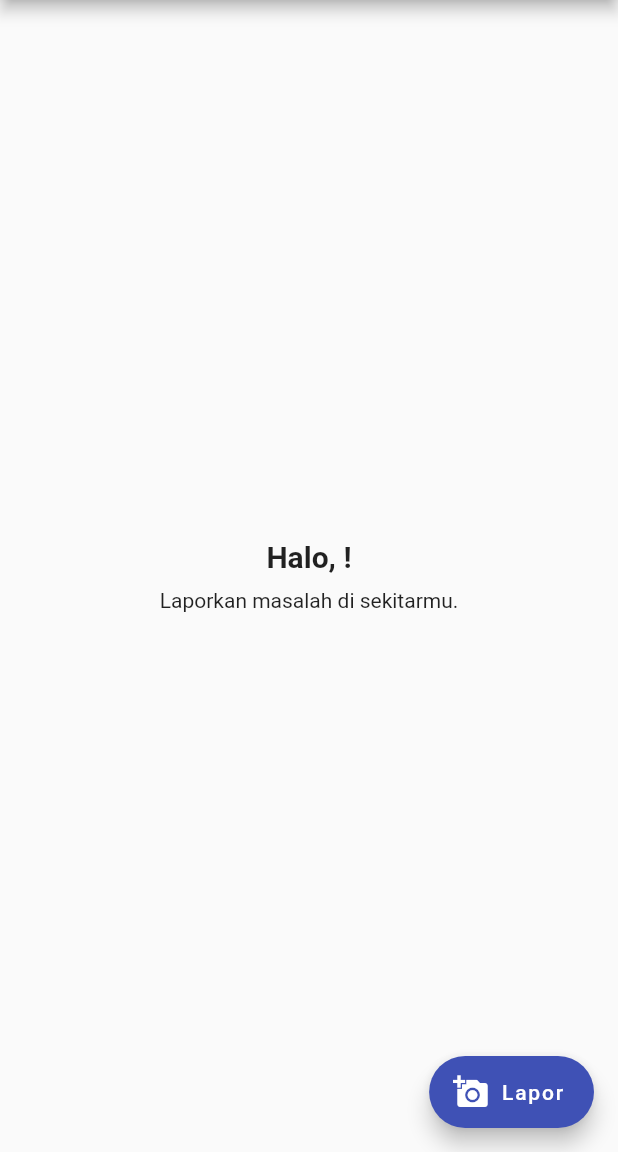
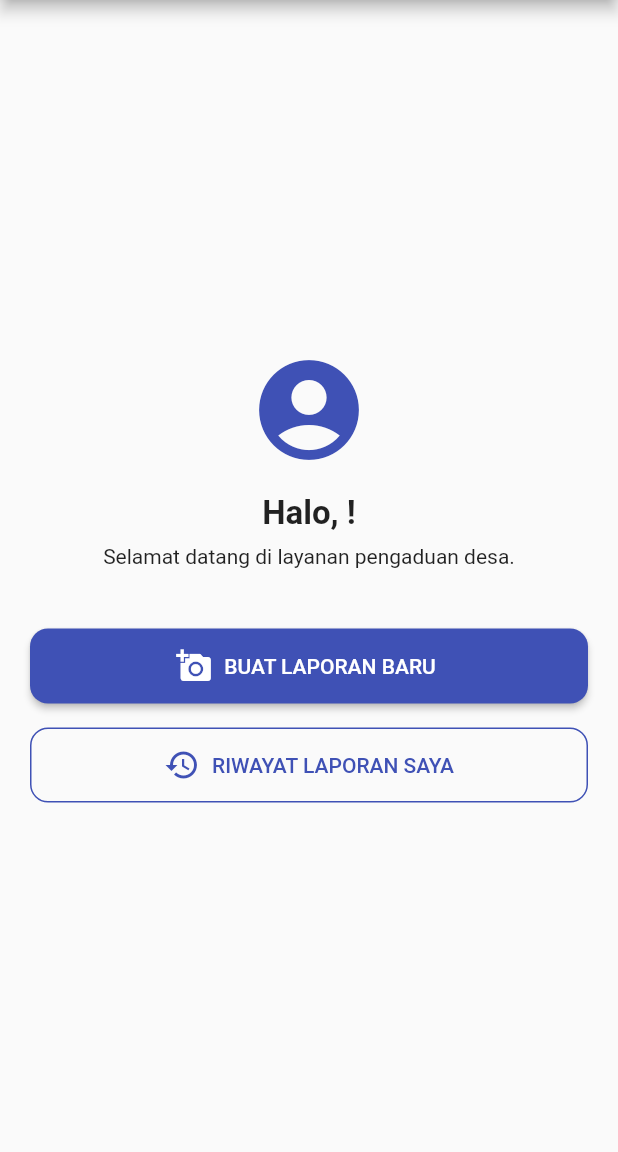
Before and after one commit to revania29/mobileapp_laporbalongmojo, a Flutter app: the HomeScreenMasyarakat screen opened by its route, on a phone screen of 412 x 824 dp, the part 84-1236 px from its top. Run offline on Flutter 3.47's test engine with Material 3 defaults, Android fonts, the phone set to English and light mode, and no system bars; our stand-ins replace flutter_secure_storage, image_picker, shared_preferences; accounts and stored records are empty.

Commit message:
Frontend Feature Riwayat Laporan (Model, Provider, & UI)

```diff
--- a/lapor_balongmojo/lib/main.dart
+++ b/lapor_balongmojo/lib/main.dart
@@ -1,10 +1,12 @@
 import 'package:flutter/material.dart';
 import 'package:provider/provider.dart';
 import 'package:lapor_balongmojo/providers/auth_provider.dart';
+import 'package:lapor_balongmojo/providers/laporan_provider.dart';
 import 'package:lapor_balongmojo/screens/auth/login_screen.dart';
 import 'package:lapor_balongmojo/screens/auth/register_masyarakat_screen.dart';
 import 'package:lapor_balongmojo/screens/masyarakat/home_screen_masyarakat.dart';
 import 'package:lapor_balongmojo/screens/masyarakat/form_laporan_screen.dart';
+import 'package:lapor_balongmojo/screens/masyarakat/riwayat_laporan_screen.dart';
 
 void main() {
   runApp(const MyApp());
@@ -18,6 +20,7 @@ class MyApp extends StatelessWidget {
     return MultiProvider(
       providers: [
         ChangeNotifierProvider(create: (_) => AuthProvider()),
+        ChangeNotifierProvider(create: (_) => LaporanProvider()),
       ],
       child: MaterialApp(
         title: 'Lapor Balongmojo',
@@ -41,6 +44,7 @@ class MyApp extends StatelessWidget {
           RegisterMasyarakatScreen.routeName: (ctx) => const RegisterMasyarakatScreen(),
           HomeScreenMasyarakat.routeName: (ctx) => const HomeScreenMasyarakat(),
           FormLaporanScreen.routeName: (ctx) => const FormLaporanScreen(),
+          RiwayatLaporanScreen.routeName: (ctx) => const RiwayatLaporanScreen(),
         },
       ),
     );
--- /dev/null
+++ b/lapor_balongmojo/lib/models/laporan_model.dart
@@ -0,0 +1,28 @@
+class LaporanModel {
+  final int id;
+  final String judul;
+  final String deskripsi;
+  final String? fotoUrl;
+  final String status;
+  final String createdAt;
+
+  LaporanModel({
+    required this.id,
+    required this.judul,
+    required this.deskripsi,
+    this.fotoUrl,
+    required this.status,
+    required this.createdAt,
+  });
+
+  factory LaporanModel.fromJson(Map<String, dynamic> json) {
+    return LaporanModel(
+      id: json['id'],
+      judul: json['judul'],
+      deskripsi: json['deskripsi'],
+      fotoUrl: json['foto_url'],
+      status: json['status'] ?? 'menunggu',
+      createdAt: json['created_at'] ?? '',
+    );
+  }
+}
--- /dev/null
+++ b/lapor_balongmojo/lib/providers/laporan_provider.dart
@@ -0,0 +1,28 @@
+import 'package:flutter/material.dart';
+import 'package:lapor_balongmojo/models/laporan_model.dart';
+import 'package:lapor_balongmojo/services/api_service.dart';
+
+class LaporanProvider with ChangeNotifier {
+  final ApiService _apiService = ApiService();
+
+  List<LaporanModel> _riwayatLaporan = [];
+  bool _isLoading = false;
+
+  List<LaporanModel> get riwayatLaporan => _riwayatLaporan;
+  bool get isLoading => _isLoading;
+
+  Future<void> fetchRiwayatLaporan() async {
+    _isLoading = true;
+    notifyListeners();
+
+    try {
+      _riwayatLaporan = await _apiService.getLaporan();
+    } catch (e) {
+      print("Error fetch laporan: $e");
+      _riwayatLaporan = [];
+    }
+
+    _isLoading = false;
+    notifyListeners();
+  }
+}
--- a/lapor_balongmojo/lib/screens/masyarakat/home_screen_masyarakat.dart
+++ b/lapor_balongmojo/lib/screens/masyarakat/home_screen_masyarakat.dart
@@ -3,6 +3,7 @@ import 'package:provider/provider.dart';
 import 'package:lapor_balongmojo/providers/auth_provider.dart';
 import 'package:lapor_balongmojo/screens/auth/login_screen.dart';
 import 'package:lapor_balongmojo/screens/masyarakat/form_laporan_screen.dart';
+import 'package:lapor_balongmojo/screens/masyarakat/riwayat_laporan_screen.dart';
 
 class HomeScreenMasyarakat extends StatelessWidget {
   static const routeName = '/home-masyarakat';
@@ -26,23 +27,54 @@ class HomeScreenMasyarakat extends StatelessWidget {
           ),
         ],
       ),
-      body: Center(
+      body: Padding(
+        padding: const EdgeInsets.all(20),
         child: Column(
           mainAxisAlignment: MainAxisAlignment.center,
           children: [
-            Text('Halo, ${user?.nama ?? "Warga"}!', style: const TextStyle(fontSize: 20, fontWeight: FontWeight.bold)),
-            const SizedBox(height: 10),
-            const Text('Laporkan masalah di sekitarmu.'),
+            const Icon(Icons.account_circle, size: 80, color: Colors.indigo),
+            const SizedBox(height: 16),
+            Text('Halo, ${user?.nama ?? "Warga"}!',
+              style: const TextStyle(fontSize: 22, fontWeight: FontWeight.bold),
+            ),
+            const SizedBox(height: 8),
+            const Text('Selamat datang di layanan pengaduan desa.', textAlign: TextAlign.center),
+
+            const SizedBox(height: 40),
+
+            // Tombol Menu
+            SizedBox(
+              width: double.infinity,
+              height: 50,
+              child: ElevatedButton.icon(
+                onPressed: () {
+                  Navigator.of(context).pushNamed(FormLaporanScreen.routeName);
+                },
+                icon: const Icon(Icons.add_a_photo),
+                label: const Text('BUAT LAPORAN BARU'),
+                style: ElevatedButton.styleFrom(
+                  shape: RoundedRectangleBorder(borderRadius: BorderRadius.circular(12)),
+                ),
+              ),
+            ),
+            const SizedBox(height: 16),
+            SizedBox(
+              width: double.infinity,
+              height: 50,
+              child: OutlinedButton.icon(
+                onPressed: () {
+                  Navigator.of(context).pushNamed(RiwayatLaporanScreen.routeName);
+                },
+                icon: const Icon(Icons.history),
+                label: const Text('RIWAYAT LAPORAN SAYA'),
+                style: OutlinedButton.styleFrom(
+                  shape: RoundedRectangleBorder(borderRadius: BorderRadius.circular(12)),
+                  side: const BorderSide(color: Colors.indigo),
+                ),
+              ),
+            ),
           ],
         ),
-      ),
-      floatingActionButton: FloatingActionButton.extended(
-        onPressed: () {
-          Navigator.of(context).pushNamed(FormLaporanScreen.routeName);
-        },
-        label: const Text('Lapor'),
-        icon: const Icon(Icons.add_a_photo),
-        backgroundColor: Colors.indigo,
       ),
     );
   }
```
Also changed, not shown: lapor_balongmojo/lib/screens/masyarakat/riwayat_laporan_screen.dart (added, +122 -0 lines), lapor_balongmojo/lib/services/api_service.dart (+29 -18 lines).
